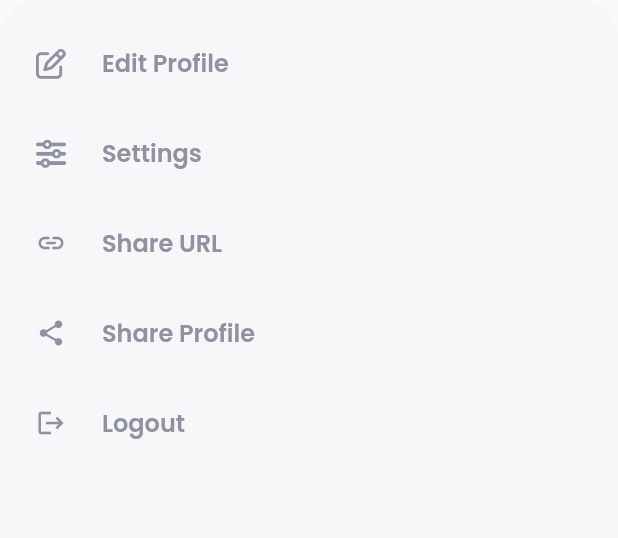
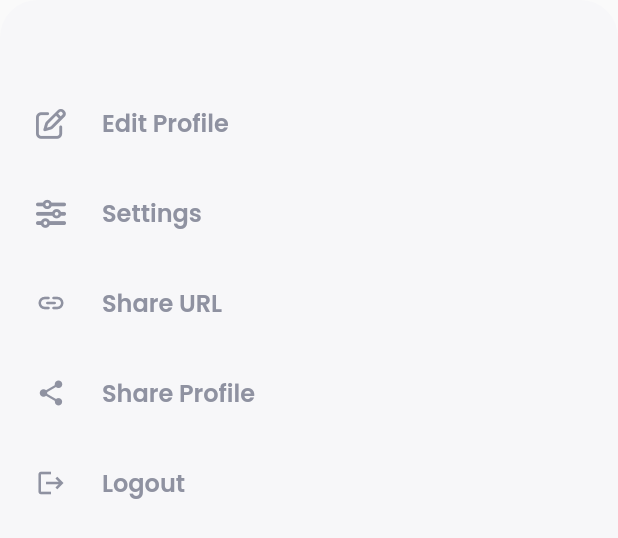
Before and after one commit to MiitApp/miitfb, a Flutter app: the ProfileSettingsWidget widget shown alone on an empty page, opened directly, on a phone screen of 412 x 824 dp. Shown: the top 538 px of the screen. Run offline on Flutter 3.47's test engine with Material 2 defaults, Android fonts, the phone set to English and light mode, and no system bars; our stand-ins replace auto_size_text, built_collection, built_value, cached_network_image, cloud_firestore, cloud_functions and 28 more; missing offline and left inert: json_path, mime_type, text_search; accounts and stored records are empty; network calls fail.

Commit message:
Updating to latest FlutterFlow output.

```diff
--- a/lib/components/profile_settings_widget.dart
+++ b/lib/components/profile_settings_widget.dart
@@ -59,7 +59,9 @@ class _ProfileSettingsWidgetState extends State<ProfileSettingsWidget> {
           mainAxisSize: MainAxisSize.max,
           crossAxisAlignment: CrossAxisAlignment.start,
           children: [
-            Container(
+            Padding(
+              padding: EdgeInsetsDirectional.fromSTEB(0.0, 40.0, 0.0, 0.0),
+              child: Container(
                 width: double.infinity,
                 height: 60.0,
                 decoration: BoxDecoration(),
@@ -111,13 +113,15 @@ class _ProfileSettingsWidgetState extends State<ProfileSettingsWidget> {
                               children: [
                                 Text(
                                   'Edit Profile',
-                                style: FlutterFlowTheme.of(context).titleSmall,
+                                  style:
+                                      FlutterFlowTheme.of(context).titleSmall,
                                 ),
                               ],
                             ),
                           ),
                         ),
                       ],
+                    ),
                   ),
                 ),
               ),
```
Lines whose indentation alone changed are shown as unchanged.
